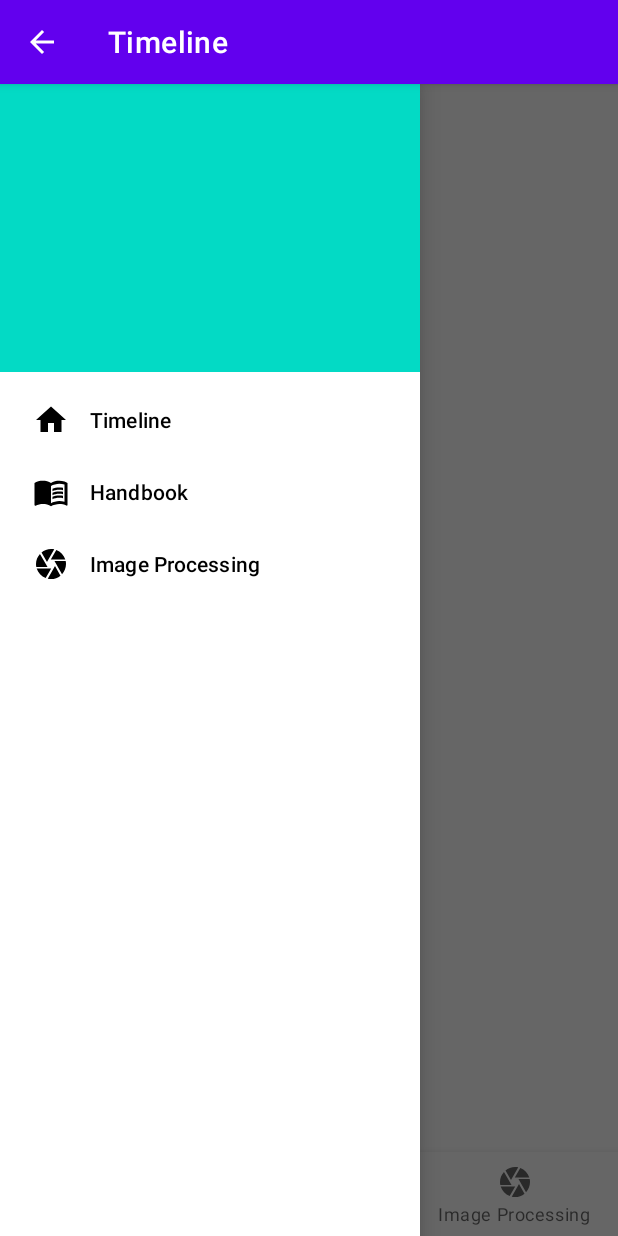
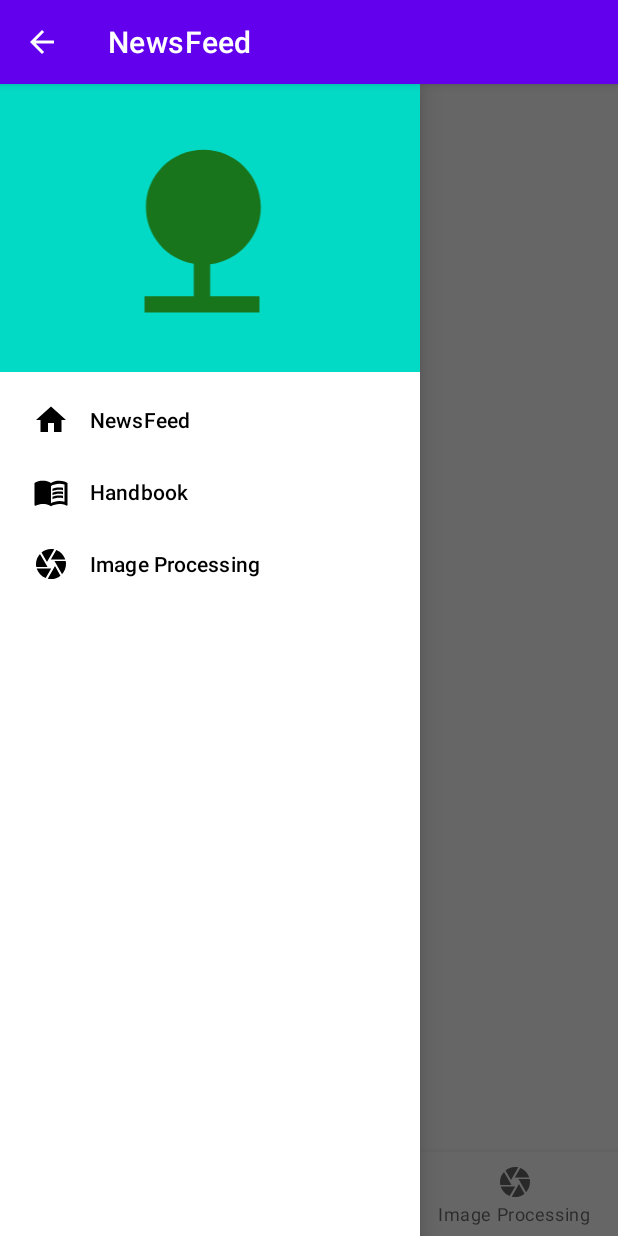
Before and after one commit to henly09/PlantApp_CAP102, an Android app: the screen it shows after launch (MainActivity), with the side drawer open, on a phone screen of 412 x 824 dp. Run offline under Robolectric (Android 15) with nearby library versions, the phone set to English and light mode, and no system bars; our stand-ins replace navigation-ui; libraries missing offline, so code that uses them is left out: org.checkerframework.checker.

Commit message:
Initial Commit

```diff
--- /dev/null
+++ b/app/src/main/res/drawable/ic_nature.xml
@@ -0,0 +1,5 @@
+<vector android:autoMirrored="true" android:height="24dp"
+    android:tint="#19751B" android:viewportHeight="24"
+    android:viewportWidth="24" android:width="24dp" xmlns:android="http://schemas.android.com/apk/res/android">
+    <path android:fillColor="@android:color/white" android:pathData="M13,16.12c3.47,-0.41 6.17,-3.36 6.17,-6.95 0,-3.87 -3.13,-7 -7,-7s-7,3.13 -7,7c0,3.47 2.52,6.34 5.83,6.89V20H5v2h14v-2h-6v-3.88z"/>
+</vector>
--- a/app/src/main/res/layout/drawer_header.xml
+++ b/app/src/main/res/layout/drawer_header.xml
@@ -5,15 +5,15 @@
     xmlns:app="http://schemas.android.com/apk/res-auto"
     android:background="@color/colorAccent"
     android:padding="16dp">
+
     <ImageView
-        android:layout_width="0dp"
-        android:layout_height="0dp"
+        android:layout_width="205dp"
+        android:layout_height="131dp"
+        android:layout_margin="16dp"
+        android:src="@drawable/ic_nature"
         app:layout_constraintBottom_toBottomOf="parent"
         app:layout_constraintEnd_toEndOf="parent"
         app:layout_constraintStart_toStartOf="parent"
-        app:layout_constraintTop_toTopOf="parent"
-        android:src="@drawable/ic_launcher_foreground"
-        android:layout_margin="16dp"
-        />
+        app:layout_constraintTop_toTopOf="parent" />
 
 </LinearLayout>
--- a/app/src/main/res/layout/fragment_first.xml
+++ b/app/src/main/res/layout/fragment_first.xml
@@ -9,7 +9,7 @@
     <TextView
         android:layout_width="wrap_content"
         android:layout_height="wrap_content"
-        android:text="Timeline"
+        android:text="NewsFeed"
         android:textColor="@color/black"
         android:textSize="25sp"
         app:layout_constraintBottom_toBottomOf="parent"
--- a/app/src/main/res/menu/bottom_menu.xml
+++ b/app/src/main/res/menu/bottom_menu.xml
@@ -3,7 +3,7 @@
 
     <item
         android:id="@+id/firstFragment"
-        android:title="Timeline"
+        android:title="NewsFeed"
         android:icon="@drawable/ic_home"/>
     <item
         android:id="@+id/secondFragment"
--- a/app/src/main/res/navigation/my_nav.xml
+++ b/app/src/main/res/navigation/my_nav.xml
@@ -7,7 +7,7 @@
     <fragment
         android:id="@+id/firstFragment"
         android:name="com.henzmontera.cap102_plantapp.FirstFragment"
-        android:label="Timeline"
+        android:label="NewsFeed"
         tools:layout="@layout/fragment_first" />
     <fragment
         android:id="@+id/secondFragment"
```
